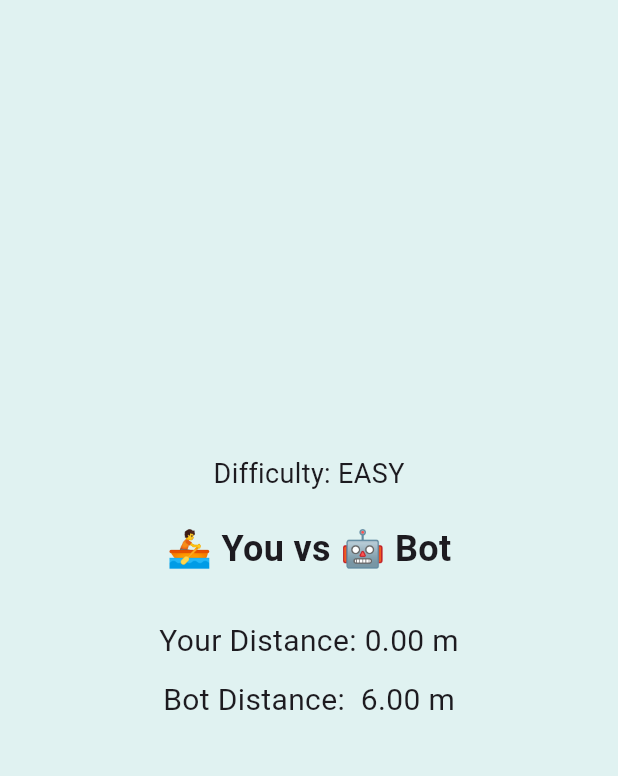
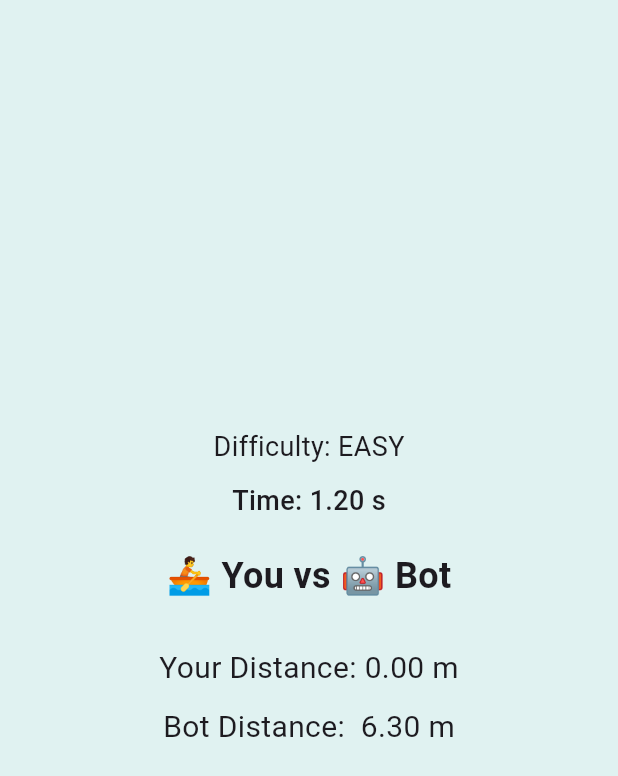
Before and after one commit to egeatakan/rowing, a Flutter app: the screen it shows after launch, after a tap on "Easy", on a phone screen of 412 x 824 dp. Shown: the top 776 px of the screen. Run offline on Flutter 3.47's test engine with Material 3 defaults, Android fonts, the phone set to English and light mode, and no system bars; our stand-ins replace sensors_plus.

Commit message:
Refactor timer to use 0.01 second precision

```diff
--- a/lib/main.dart
+++ b/lib/main.dart
@@ -29,6 +29,8 @@ class _RaceScreenState extends State<RaceScreen> {
   bool firstRead = true;
   bool raceOver = false;
   Timer? botTimer;
+  Timer? raceTimer;
+  double raceTime = 0.0;
   StreamSubscription<AccelerometerEvent>? sensorSubscription;
   Difficulty? selectedDifficulty;
   double botSpeed = 0.5;
@@ -43,6 +45,14 @@ class _RaceScreenState extends State<RaceScreen> {
     botDistance = 0;
     playerDistance = 0;
     firstRead = true;
+    raceTime = 0.0;
+
+    // 0.01 saniyelik zamanlayıcı
+    raceTimer = Timer.periodic(const Duration(milliseconds: 10), (timer) {
+      setState(() {
+        raceTime += 0.01;
+      });
+    });
 
     // sensör
     sensorSubscription = accelerometerEvents.listen((event) {
@@ -85,11 +95,13 @@ class _RaceScreenState extends State<RaceScreen> {
     raceOver = true;
     botTimer?.cancel();
     sensorSubscription?.cancel();
+    raceTimer?.cancel();
 
     showDialog(
       context: context,
       builder: (_) => AlertDialog(
         title: Text("$winner Wins!"),
+        content: Text("Time: ${raceTime.toStringAsFixed(2)} seconds"),
         actions: [
           TextButton(
             onPressed: () {
@@ -109,7 +121,7 @@ class _RaceScreenState extends State<RaceScreen> {
     setState(() {
       selectedDifficulty = difficulty;
       botSpeed = switch (difficulty) {
-        Difficulty.easy => 6.0,
+        Difficulty.easy => 6.3,
         Difficulty.medium => 6.5,
         Difficulty.hard => 6.8,
       };
@@ -120,6 +132,7 @@ class _RaceScreenState extends State<RaceScreen> {
   @override
   void dispose() {
     botTimer?.cancel();
+    raceTimer?.cancel();
     sensorSubscription?.cancel();
     super.dispose();
   }
@@ -151,6 +164,8 @@ class _RaceScreenState extends State<RaceScreen> {
           mainAxisAlignment: MainAxisAlignment.center,
           children: [
             Text("Difficulty: ${selectedDifficulty!.name.toUpperCase()}", style: const TextStyle(fontSize: 18)),
+            const SizedBox(height: 10),
+            Text("Time: ${raceTime.toStringAsFixed(2)} s", style: const TextStyle(fontSize: 18, fontWeight: FontWeight.w500)),
             const SizedBox(height: 20),
             const Text("🚣 You vs 🤖 Bot", style: TextStyle(fontSize: 24, fontWeight: FontWeight.bold)),
             const SizedBox(height: 30),
```
Also changed, not shown: 11 other files.
